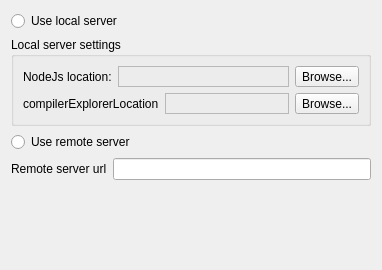
This is src/gui/CompilerExplorerOptionsWidget.ui in dobokirisame/CompilerExplorer as Qt 5 draws it before an edit. The edited form follows.
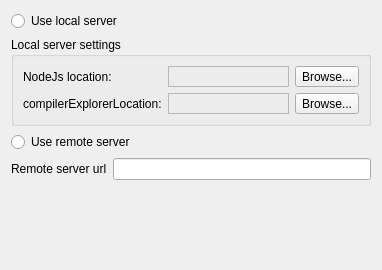
This is the edited form.

Commit message: few changes in options widget

Diff of the .ui file:
```diff
--- a/src/gui/CompilerExplorerOptionsWidget.ui
+++ b/src/gui/CompilerExplorerOptionsWidget.ui
@@ -19,10 +19,8 @@
      <property name="title">
       <string>Local server settings</string>
      </property>
-     <layout class="QVBoxLayout" name="verticalLayout">
-      <item>
-       <layout class="QHBoxLayout" name="horizontalLayout">
-        <item>
+     <layout class="QFormLayout" name="formLayout">
+      <item row="0" column="0">
          <widget class="QLabel" name="label">
           <property name="sizePolicy">
            <sizepolicy hsizetype="Fixed" vsizetype="Preferred">
@@ -35,28 +33,33 @@
           </property>
          </widget>
         </item>
-        <item>
-         <widget class="QFrame" name="frame">
-          <property name="frameShape">
-           <enum>QFrame::StyledPanel</enum>
-          </property>
-          <property name="frameShadow">
-           <enum>QFrame::Raised</enum>
-          </property>
+      <item row="0" column="1">
           <layout class="QHBoxLayout" name="horizontalLayout_2">
+        <item>
+         <widget class="QFrame" name="frame">
+          <property name="frameShape">
+           <enum>QFrame::StyledPanel</enum>
+          </property>
+          <property name="frameShadow">
+           <enum>QFrame::Raised</enum>
+          </property>
+          <layout class="QGridLayout" name="gridLayout_2">
            <property name="leftMargin">
-            <number>2</number>
+            <number>0</number>
            </property>
            <property name="topMargin">
-            <number>2</number>
+            <number>0</number>
            </property>
            <property name="rightMargin">
-            <number>2</number>
+            <number>0</number>
            </property>
            <property name="bottomMargin">
-            <number>2</number>
+            <number>0</number>
            </property>
-           <item>
+           <property name="spacing">
+            <number>0</number>
+           </property>
+           <item row="0" column="0">
             <widget class="QLabel" name="nodejsLocation">
              <property name="text">
               <string/>
@@ -75,9 +78,7 @@
         </item>
        </layout>
       </item>
-      <item>
-       <layout class="QHBoxLayout" name="horizontalLayout_3">
-        <item>
+      <item row="1" column="0">
          <widget class="QLabel" name="label_2">
           <property name="sizePolicy">
            <sizepolicy hsizetype="Fixed" vsizetype="Preferred">
@@ -86,10 +87,12 @@
            </sizepolicy>
           </property>
           <property name="text">
-           <string>compilerExplorerLocation</string>
+         <string>compilerExplorerLocation:</string>
           </property>
          </widget>
         </item>
+      <item row="1" column="1">
+       <layout class="QHBoxLayout" name="horizontalLayout">
         <item>
          <widget class="QFrame" name="frame_2">
           <property name="frameShape">
@@ -98,20 +101,23 @@
           <property name="frameShadow">
            <enum>QFrame::Raised</enum>
           </property>
-          <layout class="QHBoxLayout" name="horizontalLayout_4">
+          <layout class="QGridLayout" name="gridLayout_3">
            <property name="leftMargin">
-            <number>2</number>
+            <number>0</number>
            </property>
            <property name="topMargin">
-            <number>2</number>
+            <number>0</number>
            </property>
            <property name="rightMargin">
-            <number>2</number>
+            <number>0</number>
            </property>
            <property name="bottomMargin">
-            <number>2</number>
+            <number>0</number>
            </property>
-           <item>
+           <property name="spacing">
+            <number>0</number>
+           </property>
+           <item row="0" column="0">
             <widget class="QLabel" name="compilerExplorerLocation">
              <property name="text">
               <string/>
```
Left out of the diff: 6 changed lines with no effect on the pictures. Lines whose indentation alone changed are shown as unchanged. The commit also changes 1 other file.
